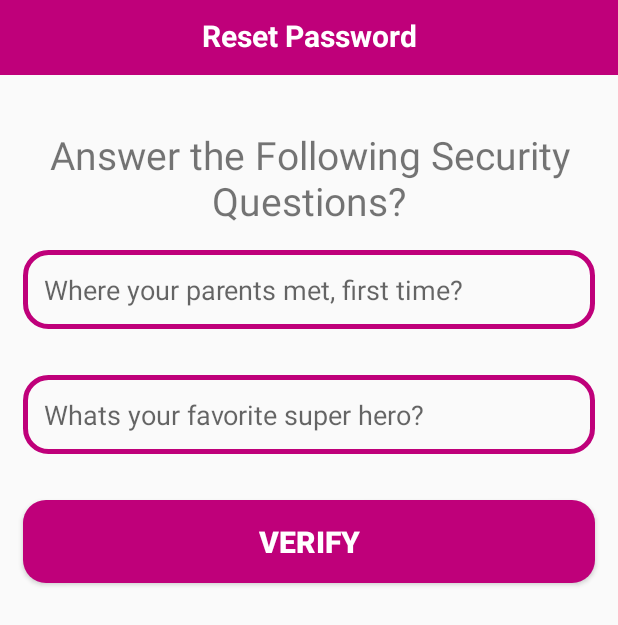
After one commit to tranthaithinhhpq/CANIFA, an Android app: the ResetPasswordActivity screen opened directly, with no data from a screen before it, on a phone screen of 412 x 824 dp. The commit adds this screen. Shown: the top 625 px of the screen. Run offline under Robolectric (Android 15) with nearby library versions, the light colour scheme and no system bars; our stand-ins replace Firebase (no records; nobody signed in at launch, a user with empty details on screens opened directly); 2 statements that could not run were skipped.

Commit message:
video 39 + 40

```diff
--- a/app/src/main/java/com/example/appcanifa/AdminAddNewProductActivity.java
+++ b/app/src/main/java/com/example/appcanifa/Admin/AdminAddNewProductActivity.java
@@ -1,4 +1,4 @@
-package com.example.appcanifa;
+package com.example.appcanifa.Admin;
 
 import android.app.ProgressDialog;
 import android.content.Intent;
@@ -15,6 +15,7 @@ import androidx.annotation.NonNull;
 import androidx.annotation.Nullable;
 import androidx.appcompat.app.AppCompatActivity;
 
+import com.example.appcanifa.R;
 import com.google.android.gms.tasks.Continuation;
 import com.google.android.gms.tasks.OnCompleteListener;
 import com.google.android.gms.tasks.OnFailureListener;
--- a/app/src/main/java/com/example/appcanifa/AdminCategoryActivity.java
+++ b/app/src/main/java/com/example/appcanifa/Admin/AdminCategoryActivity.java
@@ -1,4 +1,4 @@
-package com.example.appcanifa;
+package com.example.appcanifa.Admin;
 
 import android.content.Intent;
 import android.os.Bundle;
@@ -7,6 +7,10 @@ import android.widget.Button;
 import android.widget.ImageView;
 
 import androidx.appcompat.app.AppCompatActivity;
+
+import com.example.appcanifa.HomeActivity;
+import com.example.appcanifa.MainActivity;
+import com.example.appcanifa.R;
 
 public class AdminCategoryActivity extends AppCompatActivity {
     private ImageView tShirts, sportsTshirt, femaleDresses, sweathers;
--- a/app/src/main/java/com/example/appcanifa/AdminMaintainProductsActivity.java
+++ b/app/src/main/java/com/example/appcanifa/Admin/AdminMaintainProductsActivity.java
@@ -1,4 +1,4 @@
-package com.example.appcanifa;
+package com.example.appcanifa.Admin;
 
 import androidx.annotation.NonNull;
 import androidx.appcompat.app.AppCompatActivity;
@@ -11,6 +11,7 @@ import android.widget.EditText;
 import android.widget.ImageView;
 import android.widget.Toast;
 
+import com.example.appcanifa.R;
 import com.google.android.gms.tasks.OnCompleteListener;
 import com.google.android.gms.tasks.Task;
 import com.google.firebase.database.DataSnapshot;
--- a/app/src/main/java/com/example/appcanifa/AdminNewOrdersActivity.java
+++ b/app/src/main/java/com/example/appcanifa/Admin/AdminNewOrdersActivity.java
@@ -1,4 +1,4 @@
-package com.example.appcanifa;
+package com.example.appcanifa.Admin;
 
 import androidx.annotation.NonNull;
 import androidx.appcompat.app.AlertDialog;
@@ -16,6 +16,7 @@ import android.widget.Button;
 import android.widget.TextView;
 
 import com.example.appcanifa.Model.AdminOrders;
+import com.example.appcanifa.R;
 import com.firebase.ui.database.FirebaseRecyclerAdapter;
 import com.firebase.ui.database.FirebaseRecyclerOptions;
 import com.google.firebase.database.DatabaseReference;
--- a/app/src/main/java/com/example/appcanifa/AdminUserProductsActivity.java
+++ b/app/src/main/java/com/example/appcanifa/Admin/AdminUserProductsActivity.java
@@ -1,4 +1,4 @@
-package com.example.appcanifa;
+package com.example.appcanifa.Admin;
 
 import androidx.annotation.NonNull;
 import androidx.appcompat.app.AppCompatActivity;
@@ -11,6 +11,7 @@ import android.view.View;
 import android.view.ViewGroup;
 
 import com.example.appcanifa.Model.Cart;
+import com.example.appcanifa.R;
 import com.example.appcanifa.ViewHolder.CartViewHolder;
 import com.firebase.ui.database.FirebaseRecyclerAdapter;
 import com.firebase.ui.database.FirebaseRecyclerOptions;
--- a/app/src/main/java/com/example/appcanifa/HomeActivity.java
+++ b/app/src/main/java/com/example/appcanifa/HomeActivity.java
@@ -18,6 +18,7 @@ import androidx.drawerlayout.widget.DrawerLayout;
 import androidx.recyclerview.widget.LinearLayoutManager;
 import androidx.recyclerview.widget.RecyclerView;
 
+import com.example.appcanifa.Admin.AdminMaintainProductsActivity;
 import com.example.appcanifa.Model.Products;
 import com.example.appcanifa.Prevalent.Prevalent;
 import com.example.appcanifa.ViewHolder.ProductViewHolder;
@@ -25,7 +26,6 @@ import com.firebase.ui.database.FirebaseRecyclerAdapter;
 import com.firebase.ui.database.FirebaseRecyclerOptions;
 import com.google.android.material.floatingactionbutton.FloatingActionButton;
 import com.google.android.material.navigation.NavigationView;
-import com.google.android.material.snackbar.Snackbar;
 import com.google.firebase.database.DatabaseReference;
 import com.google.firebase.database.FirebaseDatabase;
 import com.squareup.picasso.Picasso;
--- a/app/src/main/java/com/example/appcanifa/RegisterActivity.java
+++ b/app/src/main/java/com/example/appcanifa/RegisterActivity.java
@@ -79,6 +79,7 @@ public class RegisterActivity extends AppCompatActivity {
                     userdataMap.put("phone",phone);
                     userdataMap.put("password",password);
                     userdataMap.put("name",name);
+
                     RootRef.child("Users").child(phone).updateChildren(userdataMap)
                             .addOnCompleteListener(new OnCompleteListener<Void>() {
                                 @Override
--- /dev/null
+++ b/app/src/main/java/com/example/appcanifa/ResetPasswordActivity.java
@@ -0,0 +1,134 @@
+package com.example.appcanifa;
+
+import androidx.annotation.NonNull;
+import androidx.appcompat.app.AppCompatActivity;
+
+import android.content.Intent;
+import android.os.Bundle;
+import android.view.View;
+import android.widget.Button;
+import android.widget.EditText;
+import android.widget.TextView;
+import android.widget.Toast;
+
+import com.example.appcanifa.Model.Users;
+import com.example.appcanifa.Prevalent.Prevalent;
+import com.google.android.gms.tasks.OnCompleteListener;
+import com.google.android.gms.tasks.Task;
+import com.google.firebase.database.DataSnapshot;
+import com.google.firebase.database.DatabaseError;
+import com.google.firebase.database.DatabaseReference;
+import com.google.firebase.database.FirebaseDatabase;
+import com.google.firebase.database.ValueEventListener;
+
+import java.util.HashMap;
+
+public class ResetPasswordActivity extends AppCompatActivity {
+
+    private String check = "";
+    private TextView pageTitle, titleQuestions;
+    private EditText phoneNumber, question1, question2;
+    private Button verifyButton;
+
+    @Override
+    protected void onCreate(Bundle savedInstanceState) {
+        super.onCreate(savedInstanceState);
+        setContentView(R.layout.activity_reset_password);
+
+        check = getIntent().getStringExtra("check");
+
+
+        pageTitle = findViewById(R.id.page_title);
+        titleQuestions = findViewById(R.id.title_questions);
+        phoneNumber = findViewById(R.id.find_phone_number);
+        question1 = findViewById(R.id.question_1);
+        question2 = findViewById(R.id.question_2);
+        verifyButton = findViewById(R.id.verify_btn);
+
+    }
+
+
+    @Override
+    protected void onStart() {
+        super.onStart();
+
+        phoneNumber.setVisibility(View.GONE);
+
+        if (check.equals("settings")){
+
+            pageTitle.setText("Set Questions");
+            titleQuestions.setText("Please set Answers for the Following Security Questions?");
+            verifyButton.setText("Set");
+
+            displayPreviousAnswers();
+
+
+            verifyButton.setOnClickListener(new View.OnClickListener() {
+                @Override
+                public void onClick(View view) {
+                    setAnswer();
+                }
+            });
+
+        }else if (check.equals("login")){
+
+            phoneNumber.setVisibility(View.VISIBLE);
+
+        }
+    }
+
+
+
+    private void setAnswer(){
+        String answer1 = question1.getText().toString();
+        String answer2 = question2.getText().toString();
+
+        if (question1.equals("") || question2.equals("")){
+            Toast.makeText(ResetPasswordActivity.this, "Please answer both question.", Toast.LENGTH_SHORT).show();
+        }else {
+            DatabaseReference ref = FirebaseDatabase.getInstance().getReference()
+                    .child("Users").child(Prevalent.currentOnlineUser.getPhone());
+
+            HashMap<String, Object> userdataMap = new HashMap<>();
+            userdataMap.put("answer1",answer1);
+            userdataMap.put("answer2",answer2);
+
+            ref.child("Security Questions").updateChildren(userdataMap).addOnCompleteListener(new OnCompleteListener<Void>() {
+                @Override
+                public void onComplete(@NonNull Task<Void> task) {
+                    if (task.isSuccessful()){
+                        Toast.makeText(ResetPasswordActivity.this, "you have set security questions successfully", Toast.LENGTH_SHORT).show();
+
+                        Intent intent = new Intent(ResetPasswordActivity.this, HomeActivity.class);
+                        startActivity(intent);
+                    }
+                }
+            });
+
+        }
+    }
+
+
+    private void displayPreviousAnswers(){
+        DatabaseReference ref = FirebaseDatabase.getInstance().getReference()
+                .child("Users").child(Prevalent.currentOnlineUser.getPhone());
+
+        ref.child("Security Questions").addValueEventListener(new ValueEventListener() {
+            @Override
+            public void onDataChange(@NonNull DataSnapshot snapshot) {
+                if (snapshot.exists()){
+                    String ans1 = snapshot.child("anwser1").getValue().toString();
+                    String ans2 = snapshot.child("anwser2").getValue().toString();
+
+                    question1.setText(ans1);
+                    question2.setText(ans2);
+                }
+            }
+
+            @Override
+            public void onCancelled(@NonNull DatabaseError error) {
+
+            }
+        });
+    }
+}
--- a/app/src/main/res/layout/activity_admin_add_new_product.xml
+++ b/app/src/main/res/layout/activity_admin_add_new_product.xml
@@ -4,7 +4,7 @@
     xmlns:tools="http://schemas.android.com/tools"
     android:layout_width="match_parent"
     android:layout_height="match_parent"
-    tools:context=".AdminAddNewProductActivity">
+    tools:context=".Admin.AdminAddNewProductActivity">
 
     <ImageView
         android:id="@+id/select_product_image"
--- a/app/src/main/res/layout/activity_admin_category.xml
+++ b/app/src/main/res/layout/activity_admin_category.xml
@@ -4,7 +4,7 @@
     xmlns:tools="http://schemas.android.com/tools"
     android:layout_width="match_parent"
     android:layout_height="match_parent"
-    tools:context=".AdminCategoryActivity">
+    tools:context=".Admin.AdminCategoryActivity">
 
 
     <TextView
--- a/app/src/main/res/layout/activity_admin_maintain_products.xml
+++ b/app/src/main/res/layout/activity_admin_maintain_products.xml
@@ -9,7 +9,7 @@
     android:layout_marginBottom="5dp"
     app:layout_goneMarginEnd="15dp"
     app:cardElevation="15dp"
-    tools:context=".AdminMaintainProductsActivity">
+    tools:context=".Admin.AdminMaintainProductsActivity">
 
 
     <RelativeLayout
--- a/app/src/main/res/layout/activity_admin_new_orders.xml
+++ b/app/src/main/res/layout/activity_admin_new_orders.xml
@@ -4,7 +4,7 @@
     xmlns:tools="http://schemas.android.com/tools"
     android:layout_width="match_parent"
     android:layout_height="match_parent"
-    tools:context=".AdminNewOrdersActivity">
+    tools:context=".Admin.AdminNewOrdersActivity">
 
     <RelativeLayout
         android:id="@+id/r2"
--- a/app/src/main/res/layout/activity_admin_user_products.xml
+++ b/app/src/main/res/layout/activity_admin_user_products.xml
@@ -4,7 +4,7 @@
     xmlns:tools="http://schemas.android.com/tools"
     android:layout_width="match_parent"
     android:layout_height="match_parent"
-    tools:context=".AdminUserProductsActivity">
+    tools:context=".Admin.AdminUserProductsActivity">
 
     <RelativeLayout
         android:id="@+id/r3"
--- /dev/null
+++ b/app/src/main/res/layout/activity_reset_password.xml
@@ -0,0 +1,90 @@
+<?xml version="1.0" encoding="utf-8"?>
+<RelativeLayout xmlns:android="http://schemas.android.com/apk/res/android"
+    xmlns:app="http://schemas.android.com/apk/res-auto"
+    xmlns:tools="http://schemas.android.com/tools"
+    android:layout_width="match_parent"
+    android:layout_height="match_parent"
+    tools:context=".ResetPasswordActivity">
+
+    <RelativeLayout
+        android:id="@+id/relative123"
+        android:layout_width="match_parent"
+        android:layout_height="50dp"
+        android:background="@color/colorPrimaryDark"
+        android:layout_alignParentTop="true">
+
+    <TextView
+        android:id="@+id/page_title"
+        android:layout_width="match_parent"
+        android:layout_height="wrap_content"
+        android:text="Reset Password"
+        android:textStyle="bold"
+        android:textColor="@android:color/white"
+        android:textSize="20dp"
+        android:textAlignment="center"
+        android:layout_marginTop="10dp"
+        />
+
+    </RelativeLayout>
+
+
+    <EditText
+        android:id="@+id/find_phone_number"
+        android:layout_width="match_parent"
+        android:layout_height="wrap_content"
+        android:background="@drawable/input_design"
+        android:padding="14dp"
+        android:layout_margin="15dp"
+        android:layout_below="@+id/relative123"
+        android:hint="Please write your phone number..."
+        />
+
+
+    <TextView
+        android:id="@+id/title_questions"
+        android:layout_width="match_parent"
+        android:layout_height="wrap_content"
+        android:text="Answer the Following Security Questions?"
+        android:gravity="center"
+        android:layout_below="@+id/find_phone_number"
+        android:textSize="26dp"
+        android:layout_marginTop="35dp"
+        />
+
+    <EditText
+    android:id="@+id/question_1"
+    android:layout_width="match_parent"
+    android:layout_height="wrap_content"
+    android:background="@drawable/input_design"
+    android:padding="14dp"
+    android:layout_margin="15dp"
+    android:layout_below="@+id/title_questions"
+    android:hint="Where your parents met, first time?"
+    />
+
+    <EditText
+        android:id="@+id/question_2"
+        android:layout_width="match_parent"
+        android:layout_height="wrap_content"
+        android:background="@drawable/input_design"
+        android:padding="14dp"
+        android:layout_margin="15dp"
+        android:layout_below="@+id/question_1"
+        android:hint="Whats your favorite super hero?"
+        />
+
+    <Button
+        android:id="@+id/verify_btn"
+        android:layout_width="match_parent"
+        android:layout_height="wrap_content"
+        android:background="@drawable/buttons"
+        android:padding="14dp"
+        android:layout_margin="15dp"
+        android:layout_below="@+id/question_2"
+        android:text="Verify"
+        android:textColor="@android:color/white"
+        android:textStyle="bold"
+        android:textSize="20dp"
+        />
+
+</RelativeLayout>
```
Also changed, not shown: app/src/main/AndroidManifest.xml (+6 -5 lines), app/src/main/java/com/example/appcanifa/LoginActivity.java (+12 -1 lines), app/src/main/java/com/example/appcanifa/SettinsActivity.java (+12 -0 lines), app/src/main/res/layout/activity_settins.xml (+12 -0 lines).
